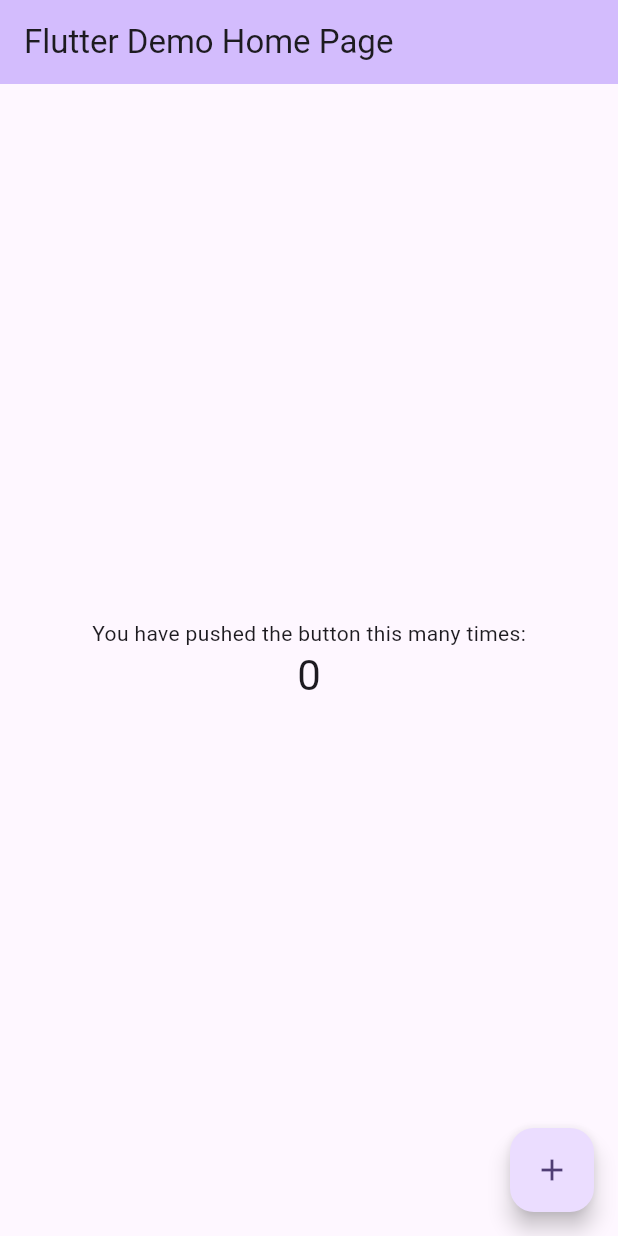
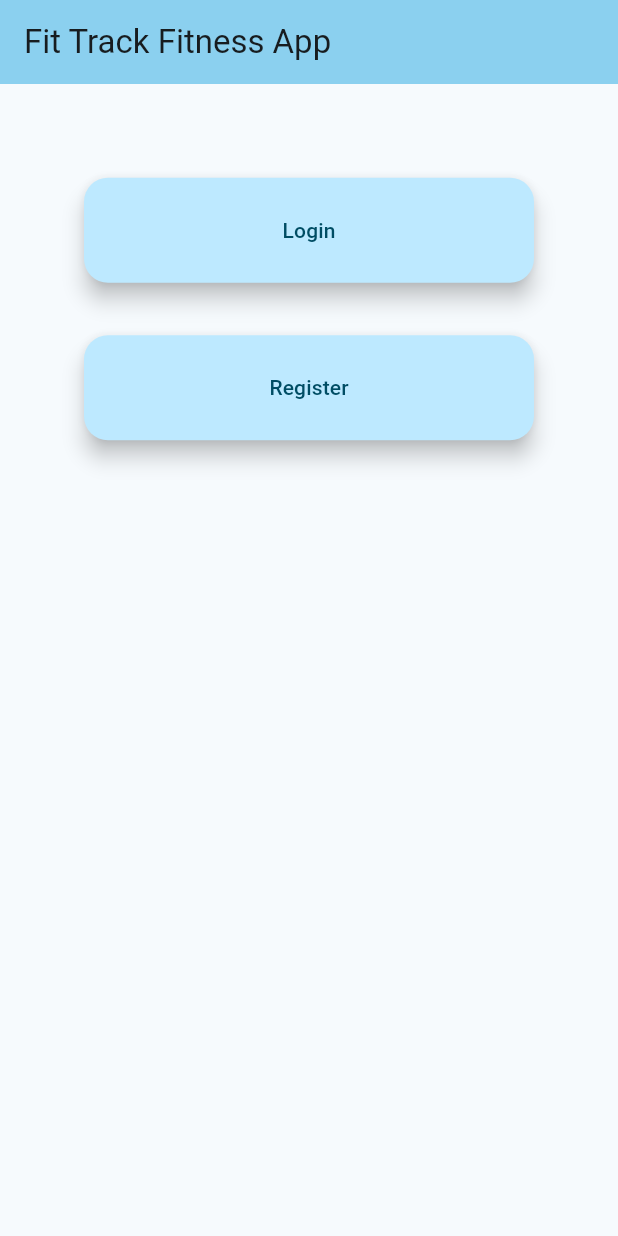
Before and after one commit to CerenYilmaz5/fit_track, a Flutter app: the screen it shows after launch, on a phone screen of 412 x 824 dp. Run offline on Flutter 3.47's test engine with Material 3 defaults, Android fonts, the phone set to English and light mode, and no system bars.

Commit message:
Main with Login Screen
Modified the default main file so that login and register buttons are added and the title of the app is now fit track.

```diff
--- a/lib/main.dart
+++ b/lib/main.dart
@@ -28,7 +28,7 @@ class MyApp extends StatelessWidget {
         //
         // This works for code too, not just values: Most code changes can be
         // tested with just a hot reload.
-        colorScheme: ColorScheme.fromSeed(seedColor: Colors.deepPurple),
+        colorScheme: ColorScheme.fromSeed(seedColor: Colors.blueGrey.shade900),
         useMaterial3: true,
       ),
       home: const MyHomePage(title: 'Flutter Demo Home Page'),
@@ -84,42 +84,41 @@ class _MyHomePageState extends State<MyHomePage> {
         backgroundColor: Theme.of(context).colorScheme.inversePrimary,
         // Here we take the value from the MyHomePage object that was created by
         // the App.build method, and use it to set our appbar title.
-        title: Text(widget.title),
+        title: const Text("Fit Track Fitness App"),
       ),
-      body: Center(
-        // Center is a layout widget. It takes a single child and positions it
-        // in the middle of the parent.
-        child: Column(
-          // Column is also a layout widget. It takes a list of children and
-          // arranges them vertically. By default, it sizes itself to fit its
-          // children horizontally, and tries to be as tall as its parent.
-          //
-          // Column has various properties to control how it sizes itself and
-          // how it positions its children. Here we use mainAxisAlignment to
-          // center the children vertically; the main axis here is the vertical
-          // axis because Columns are vertical (the cross axis would be
-          // horizontal).
-          //
-          // TRY THIS: Invoke "debug painting" (choose the "Toggle Debug Paint"
-          // action in the IDE, or press "p" in the console), to see the
-          // wireframe for each widget.
-          mainAxisAlignment: MainAxisAlignment.center,
-          children: <Widget>[
-            const Text(
-              'You have pushed the button this many times:',
+
+      floatingActionButtonLocation: FloatingActionButtonLocation.centerTop,
+      floatingActionButton: Column(
+        mainAxisSize: MainAxisSize.min,
+        mainAxisAlignment: MainAxisAlignment.end,
+
+        children: [
+          const SizedBox(height: 300),
+           SizedBox(
+            width: 300, // desired width
+            height: 70, // desired height
+            child: FloatingActionButton(
+              onPressed: () {}, // your onPressed callback
+              child: const Text(
+                'Login',
+              ), // your FAB icon
             ),
-            Text(
-              '$_counter',
-              style: Theme.of(context).textTheme.headlineMedium,
+          ),
+          const SizedBox(height: 35),
+
+          SizedBox(
+            width: 300, // desired width
+            height: 70, // desired height
+            child: FloatingActionButton(
+              onPressed: () {}, // your onPressed callback
+              child: const Text(
+                'Register',
+              ), // your FAB icon
             ),
-          ],
-        ),
+          )
+        ],
       ),
-      floatingActionButton: FloatingActionButton(
-        onPressed: _incrementCounter,
-        tooltip: 'Increment',
-        child: const Icon(Icons.add),
-      ), // This trailing comma makes auto-formatting nicer for build methods.
+      // This trailing comma makes auto-formatting nicer for build methods.
     );
   }
 }
```
